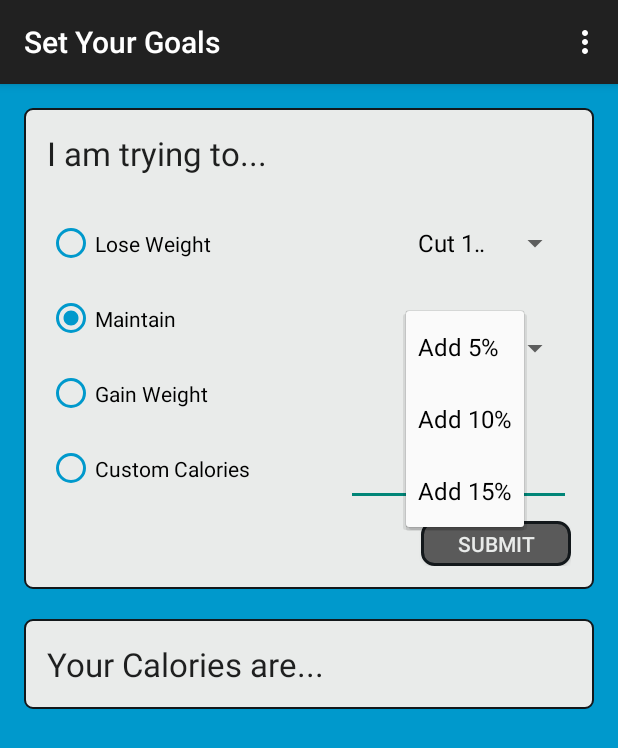
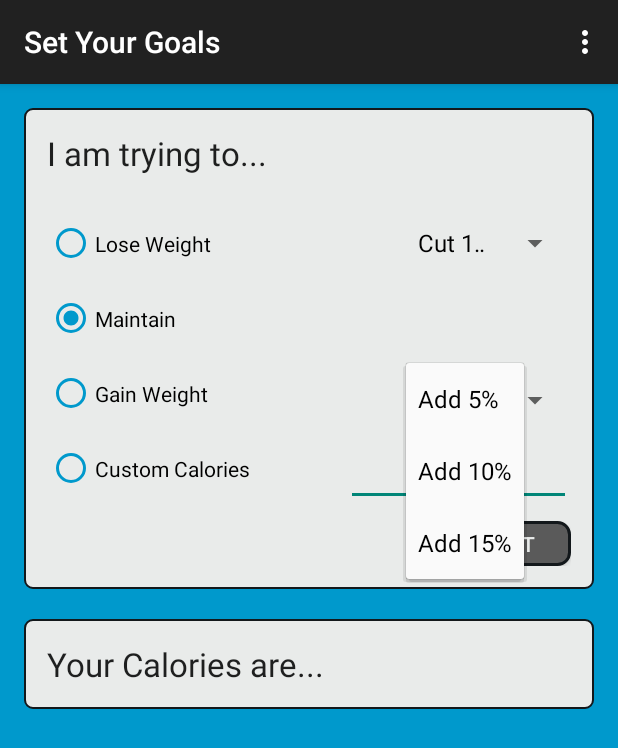
Before and after one commit to afrisone/LiftingBuddyOld, an Android app: the SetGoalsActivity screen opened directly, with no data from a screen before it, after a tap on an icon or button, on a phone screen of 412 x 824 dp. Shown: the top 748 px of the screen. Run offline under Robolectric (Android 15) with nearby library versions, the phone set to English and light mode, and no system bars.

Commit message:
Fixed Spinner placement

```diff
--- a/app/src/main/res/layout/activity_set_goals.xml
+++ b/app/src/main/res/layout/activity_set_goals.xml
@@ -92,7 +92,7 @@
             android:layout_width="110dp"
             android:layout_height="50dp"
             android:id="@+id/gain_weight_spinner"
-            android:layout_centerVertical="true"
+            android:layout_above="@+id/user_entered_calories"
             android:layout_alignParentRight="true"
             android:layout_alignParentEnd="true" />
 
@@ -100,7 +100,7 @@
             android:layout_width="110dp"
             android:layout_height="50dp"
             android:id="@+id/lose_weight_spinner"
-            android:layout_alignTop="@+id/goal_group"
+            android:layout_below="@+id/textView3"
             android:layout_alignParentRight="true"
             android:layout_alignParentEnd="true" />
 
```
